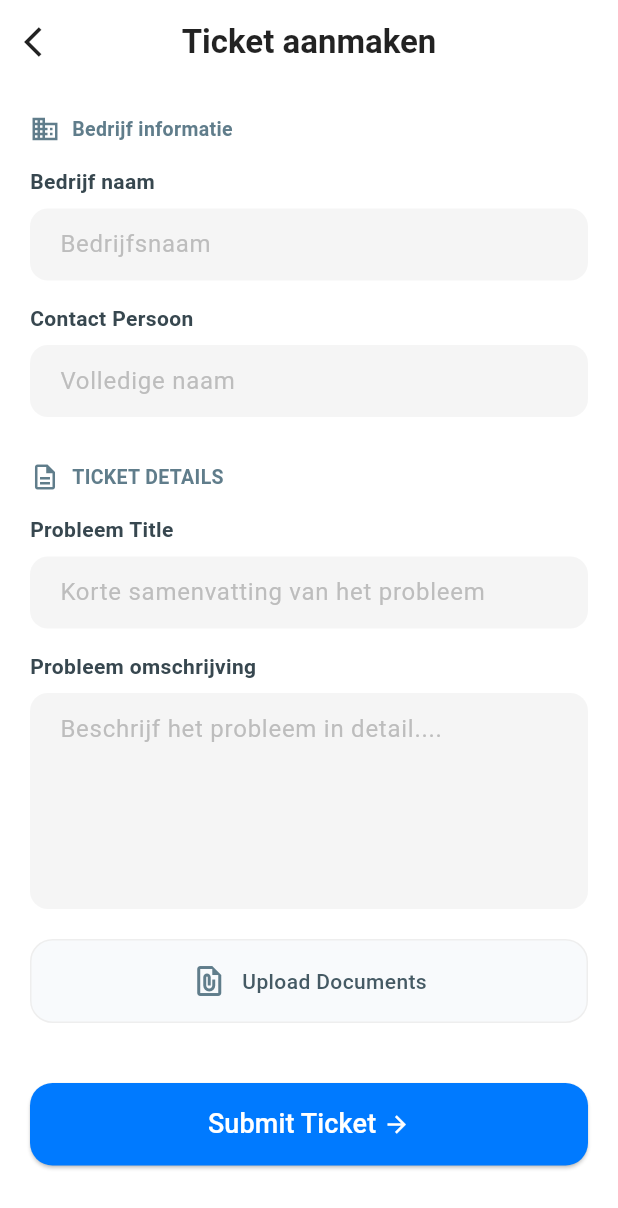
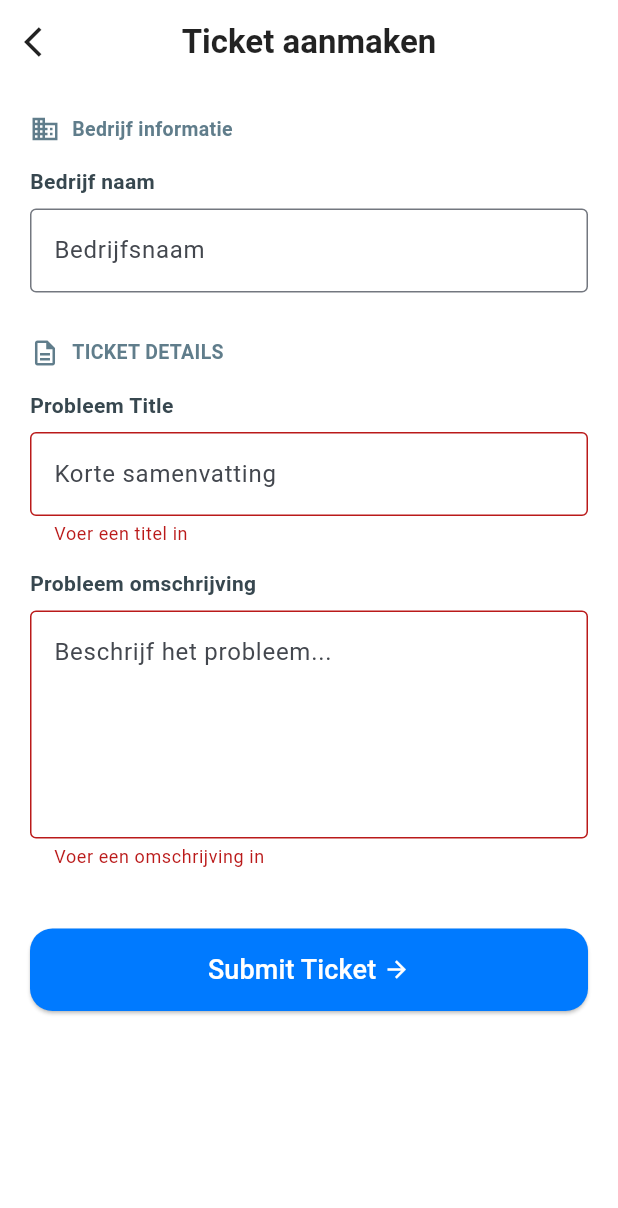
Before and after one commit to jessevandevelde/rma-flutter-app, a Flutter app: the CreateTicketScreen screen opened by its route, after a tap on "Submit Ticket", on a phone screen of 412 x 824 dp. Shown: the top 1208 px of the screen. Run offline on Flutter 3.47's test engine with Material 3 defaults, Android fonts, the phone set to English and light mode, and no system bars; our stand-ins replace dio; missing offline and left inert: mobile_scanner.

Commit message:
Volledig backend, database structure, dashboard en verbinding gemaakt

```diff
--- a/lib/models/support_request.dart
+++ b/lib/models/support_request.dart
@@ -10,6 +10,10 @@ class SupportRequest {
   final IconData icon;
   final Color iconColor;
 
+  // UITLEG: Deze nieuwe velden komen uit de 'ticket_data' tabel in de database
+  final String productName;
+  final String serialNumber;
+
   SupportRequest({
     required this.title,
     required this.category,
@@ -19,5 +23,7 @@ class SupportRequest {
     required this.status,
     required this.icon,
     required this.iconColor,
+    this.productName = '',
+    this.serialNumber = '',
   });
 }
--- a/lib/screens/create_ticket.dart
+++ b/lib/screens/create_ticket.dart
@@ -1,10 +1,68 @@
 import 'package:flutter/material.dart';
 import '../components/section_header.dart';
 import '../components/custom_label.dart';
-import '../components/custom_text_field.dart';
+import '../services/api_service.dart';
+import '../models/support_request.dart';
+import 'dart:math';
 
-class CreateTicketScreen extends StatelessWidget {
+class CreateTicketScreen extends StatefulWidget {
   const CreateTicketScreen({super.key});
+
+  @override
+  State<CreateTicketScreen> createState() => _CreateTicketScreenState();
+}
+
+class _CreateTicketScreenState extends State<CreateTicketScreen> {
+  final _formKey = GlobalKey<FormState>();
+  final _titleController = TextEditingController();
+  final _descriptionController = TextEditingController();
+  final ApiService _apiService = ApiService();
+  bool _isLoading = false;
+
+  @override
+  void dispose() {
+    _titleController.dispose();
+    _descriptionController.dispose();
+    super.dispose();
+  }
+
+  // UITLEG: Deze functie verstuurt het ticket naar de backend.
+  // We tonen een laad-indicator tijdens het versturen en een melding bij succes.
+  Future<void> _submitTicket() async {
+    if (_formKey.currentState!.validate()) {
+      setState(() => _isLoading = true);
+
+      final newTicket = SupportRequest(
+        title: _titleController.text,
+        category: 'Software', // Standaard categorie voor dit scherm
+        description: _descriptionController.text,
+        date: 'Vandaag',
+        ticketId: '#USR-${Random().nextInt(9000) + 1000}',
+        status: 'OPEN',
+        icon: Icons.assignment_outlined,
+        iconColor: Colors.blue,
+      );
+
+      final succes = await _apiService.createRequest(newTicket);
+
+      setState(() => _isLoading = false);
+
+      if (mounted) {
+        if (succes) {
+          ScaffoldMessenger.of(context).showSnackBar(
+            const SnackBar(content: Text('Ticket succesvol aangemaakt!'), backgroundColor: Colors.green),
+          );
+          Navigator.pop(context, true); // Stuur 'true' terug om de lijst te verversen
+        } else {
+          // Voor demo doeleinden gaan we toch door als de server offline is
+          ScaffoldMessenger.of(context).showSnackBar(
+            const SnackBar(content: Text('Ticket lokaal opgeslagen (server offline)'), backgroundColor: Colors.orange),
+          );
+          Navigator.pop(context, true);
+        }
+      }
+    }
+  }
 
   @override
   Widget build(BuildContext context) {
@@ -16,63 +74,60 @@ class CreateTicketScreen extends StatelessWidget {
           onPressed: () => Navigator.pop(context),
         ),
         title: const Text('Ticket aanmaken',
-            style:
-                TextStyle(color: Colors.black87, fontWeight: FontWeight.bold)),
+            style: TextStyle(color: Colors.black87, fontWeight: FontWeight.bold)),
         backgroundColor: Colors.white,
         elevation: 0,
         centerTitle: true,
       ),
-      body: SingleChildScrollView(
+      body: _isLoading
+        ? const Center(child: CircularProgressIndicator())
+        : SingleChildScrollView(
             padding: const EdgeInsets.all(20),
+            child: Form(
+              key: _formKey,
               child: Column(
                 crossAxisAlignment: CrossAxisAlignment.start,
                 children: [
-            // --- COMPANY INFORMATION ---
-            const SectionHeader(
-                icon: Icons.business_outlined, title: 'Bedrijf informatie'),
+                  const SectionHeader(icon: Icons.business_outlined, title: 'Bedrijf informatie'),
                   const SizedBox(height: 15),
                   const CustomLabel(text: 'Bedrijf naam'),
-            const CustomTextField(hint: 'Bedrijfsnaam'),
-            const SizedBox(height: 15),
-            const CustomLabel(text: 'Contact Persoon'),
-            const CustomTextField(hint: 'Volledige naam'),
-
+                  TextFormField(
+                    decoration: const InputDecoration(hintText: 'Bedrijfsnaam', border: OutlineInputBorder()),
+                  ),
                   const SizedBox(height: 30),
 
-            // --- TICKET DETAILS ---
-            const SectionHeader(
-                icon: Icons.description_outlined, title: 'TICKET DETAILS'),
+                  const SectionHeader(icon: Icons.description_outlined, title: 'TICKET DETAILS'),
                   const SizedBox(height: 15),
                   const CustomLabel(text: 'Probleem Title'),
-            const CustomTextField(hint: 'Korte samenvatting van het probleem'),
+                  TextFormField(
+                    controller: _titleController,
+                    decoration: const InputDecoration(hintText: 'Korte samenvatting', border: OutlineInputBorder()),
+                    validator: (value) => (value == null || value.isEmpty) ? 'Voer een titel in' : null,
+                  ),
                   const SizedBox(height: 15),
                   const CustomLabel(text: 'Probleem omschrijving'),
-            const CustomTextField(
-                hint: 'Beschrijf het probleem in detail....', maxLines: 5),
-
-            const SizedBox(height: 20),
-
-            // --- Button voor upload ---
-            _buildUploadDocumentsButton(),
+                  TextFormField(
+                    controller: _descriptionController,
+                    maxLines: 5,
+                    decoration: const InputDecoration(hintText: 'Beschrijf het probleem...', border: OutlineInputBorder()),
+                    validator: (value) => (value == null || value.isEmpty) ? 'Voer een omschrijving in' : null,
+                  ),
 
                   const SizedBox(height: 40),
 
-            // --- Submit button ---
                   SizedBox(
                     width: double.infinity,
                     height: 55,
                     child: ElevatedButton(
-                onPressed: () {},
+                      onPressed: _submitTicket,
                       style: ElevatedButton.styleFrom(
                         backgroundColor: const Color(0xFF007AFF),
-                  shape: RoundedRectangleBorder(
-                      borderRadius: BorderRadius.circular(15)),
+                        shape: RoundedRectangleBorder(borderRadius: BorderRadius.circular(15)),
                       ),
                       child: const Row(
                         mainAxisAlignment: MainAxisAlignment.center,
                         children: [
-                    Text('Submit Ticket ',
-                        style: TextStyle(fontSize: 18, color: Colors.white)),
+                          Text('Submit Ticket ', style: TextStyle(fontSize: 18, color: Colors.white)),
                           Icon(Icons.arrow_forward, color: Colors.white),
                         ],
                       ),
@@ -81,28 +136,6 @@ class CreateTicketScreen extends StatelessWidget {
                 ],
               ),
             ),
-    );
-  }
-
-  // "Upload Documents" knop (kan later ook een component worden)
-  Widget _buildUploadDocumentsButton() {
-    return Container(
-      width: double.infinity,
-      padding: const EdgeInsets.symmetric(vertical: 15),
-      decoration: BoxDecoration(
-        color: const Color(0xFFF8FAFC),
-        borderRadius: BorderRadius.circular(15),
-        border: Border.all(color: Colors.grey[200]!),
-      ),
-      child: const Row(
-        mainAxisAlignment: MainAxisAlignment.center,
-        children: [
-          Icon(Icons.file_present_outlined, color: Colors.blueGrey),
-          SizedBox(width: 10),
-          Text('Upload Documents',
-              style: TextStyle(
-                  color: Color(0xFF455A64), fontWeight: FontWeight.w500)),
-        ],
           ),
     );
   }
--- /dev/null
+++ b/lib/services/api_service.dart
@@ -0,0 +1,93 @@
+import 'dart:io';
+import 'package:dio/dio.dart';
+import 'package:flutter/foundation.dart';
+import '../models/support_request.dart';
+import 'package:flutter/material.dart';
+
+class ApiService {
+  late final Dio _dio;
+
+  ApiService() {
+    const String mode = String.fromEnvironment('APP_MODE', defaultValue: 'dev');
+    String baseUrl;
+
+    if (mode == 'prod') {
+      baseUrl = 'https://api.jouwproductieurl.com';
+    } else {
+      if (!kIsWeb && Platform.isAndroid) {
+        baseUrl = 'http://10.0.2.2:8000';
+      } else {
+        baseUrl = 'http://127.0.0.1:8000';
+      }
+    }
+
+    _dio = Dio(BaseOptions(
+      baseUrl: baseUrl,
+      connectTimeout: const Duration(seconds: 10),
+      receiveTimeout: const Duration(seconds: 30),
+      headers: {
+        'Content-Type': 'application/json',
+        'Accept': 'application/json',
+      },
+    ));
+
+    _dio.interceptors.add(LogInterceptor(responseBody: true, requestBody: true));
+  }
+
+  Future<List<SupportRequest>> fetchRequests({String status = 'OPEN'}) async {
+    try {
+      final response = await _dio.get('/api/tickets', queryParameters: {'status': status});
+
+      if (response.statusCode == 200) {
+        List<dynamic> data = response.data;
+        return data.map((json) => _mapJsonToRequest(json)).toList();
+      }
+      return [];
+    } on DioException catch (e) {
+      debugPrint('VERBINDINGSFOUT: ${e.message}');
+      rethrow;
+    }
+  }
+
+  Future<bool> createRequest(SupportRequest request) async {
+    try {
+      final response = await _dio.post(
+        '/api/tickets',
+        data: {
+          'title': request.title,
+          'category': request.category,
+          'description': request.description,
+          'ticketId': request.ticketId,
+          'product_name': request.productName,
+          'serial_number': request.serialNumber,
+        },
+      );
+      return response.statusCode == 201 || response.statusCode == 200;
+    } catch (e) {
+      debugPrint('OPSLAAN MISLUKT: $e');
+      return false;
+    }
+  }
+
+  SupportRequest _mapJsonToRequest(Map<String, dynamic> json) {
+    return SupportRequest(
+      title: json['title'] ?? 'Geen titel',
+      category: json['category'] ?? 'Algemeen',
+      description: json['description'] ?? '',
+      date: json['created_at'] ?? 'Vandaag',
+      ticketId: json['ticketId'] ?? '#0000',
+      status: json['status'] ?? 'OPEN',
+      // UITLEG: Deze velden komen nu mee uit de 'ticket_data' tabel via de JOIN op de server
+      productName: json['product_name'] ?? '',
+      serialNumber: json['serial_number'] ?? '',
+      icon: _getIcon(json['category']),
+      iconColor: Colors.blue,
+    );
+  }
+
+  IconData _getIcon(String? category) {
+    if (category == 'Laptop') return Icons.laptop;
+    if (category == 'Password/Access') return Icons.lock;
+    return Icons.assignment;
+  }
+}
```
Also changed, not shown: lib/classes/authenticatie.dart (+13 -10 lines), lib/components/support_request_card.dart (+31 -29 lines), lib/main.dart (+4 -3 lines), lib/screens/login_screen.dart (+23 -87 lines), lib/screens/ticket_overview.dart (+82 -66 lines), lib/screens/home_screen.dart (added), pubspec.lock, 1 other file. Lines whose indentation alone changed are shown as unchanged.
